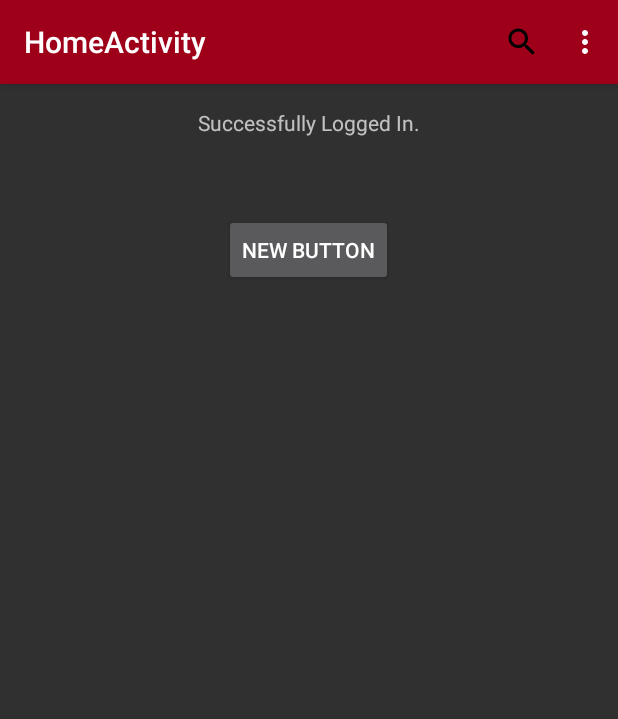
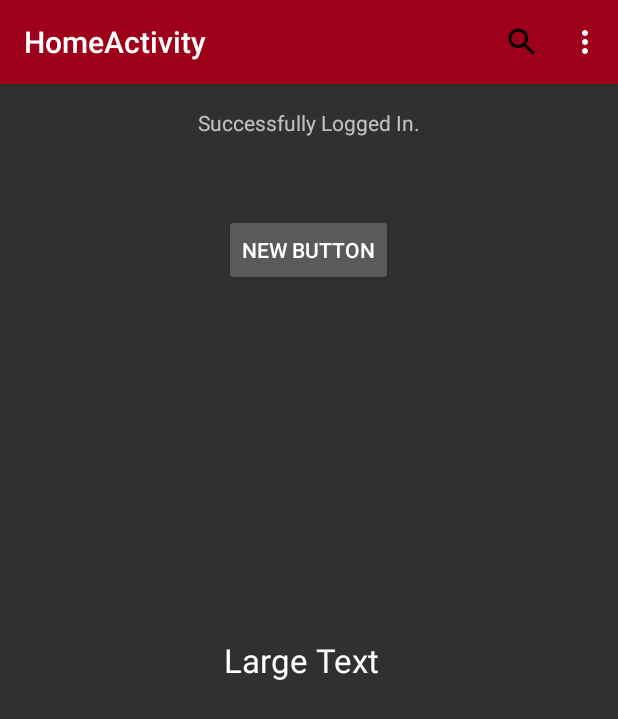
Before and after one commit to kananx/BuzzMovies, an Android app: the HomeActivity screen opened directly, with no data from a screen before it, after a tap on "NEW BUTTON", on a phone screen of 412 x 824 dp. Shown: the top 719 px of the screen. Run offline under Robolectric (Android 15) with nearby library versions, the phone set to English and light mode, and no system bars; our stand-ins replace Volley; network calls fail; 1 statement that could not run was skipped.

Commit message:
Can get a movie recommendation

```diff
--- a/app/src/main/java/at/str/buzzmovies/HomeActivity.java
+++ b/app/src/main/java/at/str/buzzmovies/HomeActivity.java
@@ -10,6 +10,7 @@ import android.view.View;
 import android.view.Menu;
 import android.view.MenuItem;
 import android.widget.Button;
+import android.widget.TextView;
 
 
 /**
@@ -21,6 +22,7 @@ import android.widget.Button;
 public class HomeActivity extends AppCompatActivity {
 
     protected Button mRecommendationButton;
+    private TextView mRecommendationTextView;
 
     @Override
     protected void onCreate(Bundle savedInstanceState) {
@@ -33,6 +35,15 @@ public class HomeActivity extends AppCompatActivity {
             @Override
             public void onClick(View view) {
                 getRecommendation();
+            }
+        });
+
+       mRecommendationTextView = (TextView) findViewById(R.id.recommended_movie);
+
+        mRecommendationTextView.setOnClickListener(new View.OnClickListener() {
+            @Override
+            public void onClick(View view) {
+                goToMovie();
             }
         });
     }
@@ -79,6 +90,16 @@ public class HomeActivity extends AppCompatActivity {
     }
 
     private void getRecommendation() {
-        HomeController.getMovieRecommendation(this.getApplicationContext(), this);
+        Movie movie = HomeController.getMovieRecommendation(this.getApplicationContext(), this);
+    }
+
+    public void updateRecommendationTextBox() {
+        mRecommendationTextView.setText(LocalStore.getCurrentRecommendedMovie().getTitle());
+    }
+
+    private void goToMovie() {
+        Intent toReviewActivity = new Intent(this, ReviewActivity.class);
+        toReviewActivity.putExtra(MovieScreen.MOVIE_ID, LocalStore.getCurrentRecommendedMovie().getId());
+        startActivity(toReviewActivity);
     }
 }
--- a/app/src/main/res/layout/content_home.xml
+++ b/app/src/main/res/layout/content_home.xml
@@ -29,4 +29,13 @@
         android:layout_centerHorizontal="true"
         android:layout_marginTop="51dp" />
 
+    <TextView
+        android:layout_width="wrap_content"
+        android:layout_height="wrap_content"
+        android:textAppearance="?android:attr/textAppearanceLarge"
+        android:text="Large Text"
+        android:id="@+id/recommended_movie"
+        android:layout_centerVertical="true"
+        android:layout_alignStart="@+id/recommendation_button" />
+
 </RelativeLayout>
```
Also changed, not shown: app/src/main/java/at/str/buzzmovies/HomeController.java (+10 -4 lines).
